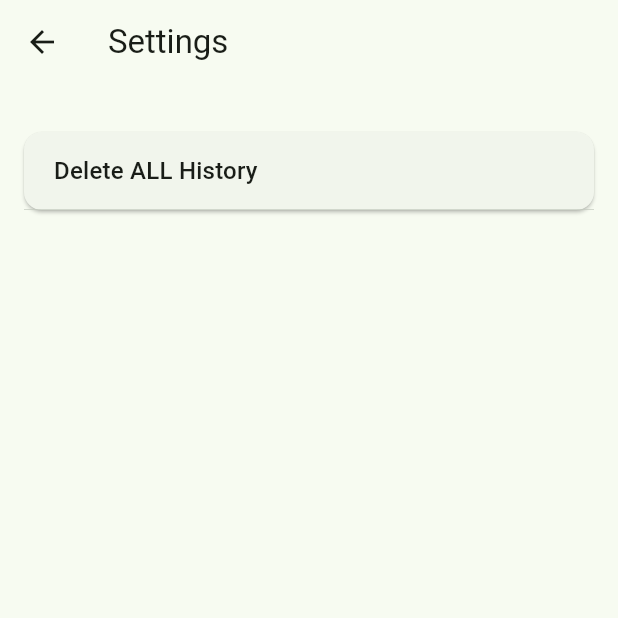
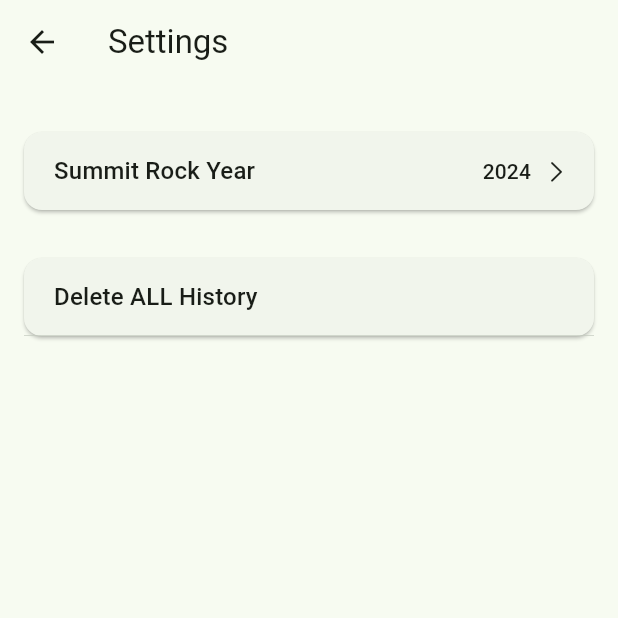
Before and after one commit to clawworks/summit_rock, a Flutter app: the screen it shows once a user with an empty profile is signed in, after a tap on the "settings" icon, on a phone screen of 412 x 824 dp, the top half of it. Run offline on Flutter 3.47's test engine with Material 3 defaults, Android fonts, the phone set to English and light mode, and no system bars; our stand-ins replace cloud_firestore, firebase_auth, firebase_core, flutter_hooks, freezed_annotation, go_router and 2 more; accounts and stored records are empty; generated files the repository leaves out were written again.

Commit message:
Add a year selector to settings

```diff
--- a/lib/src/features/settings/presentation/setting_tile.dart
+++ b/lib/src/features/settings/presentation/setting_tile.dart
@@ -9,6 +9,7 @@ class SettingTile extends StatelessWidget {
     this.value,
     this.onTap,
     this.onLongPress,
+    this.selected,
     this.topDivider = false,
     this.bottomDivider = true,
     this.roundTop = false,
@@ -16,10 +17,13 @@ class SettingTile extends StatelessWidget {
     this.showArrow = false,
     this.hideSplash = false,
     Key? key,
-  }) : super(key: key);
+  })  : assert(value == null || selected == null),
+        // assert((showArrow == false && selected != null) || (showArrow == true && selected == null)),
+        super(key: key);
 
   final String title;
   final String? value;
+  final bool? selected;
   final bool topDivider;
   final bool bottomDivider;
   final bool roundTop;
@@ -82,6 +86,16 @@ class SettingTile extends StatelessWidget {
                                   ),
                             ),
                           ),
+                        if (selected == true)
+                          Padding(
+                            padding: const EdgeInsets.only(left: 8.0),
+                            child: Icon(
+                              CupertinoIcons.check_mark,
+                              size: 18.0,
+                              color: Theme.of(context).colorScheme.onSurface,
+                              // color: Theme.of(context).colorScheme.secondary,
+                            ),
+                          ),
                         if (showArrow)
                           Padding(
                             padding: const EdgeInsets.only(left: 8.0),
--- a/lib/src/features/settings/presentation/settings_page.dart
+++ b/lib/src/features/settings/presentation/settings_page.dart
@@ -6,6 +6,37 @@ import 'package:summit_rock/src/features/settings/presentation/settings_card.dar
 import 'package:summit_rock/src/features/settings/presentation/settings_controller.dart';
 import 'package:summit_rock/src/routing/app_router.dart';
 import 'package:summit_rock/src/utilities/show_custom_dialog.dart';
+
+enum SummitRockYear {
+  twentyFour,
+  twentyFive;
+
+  @override
+  String toString() {
+    switch (this) {
+      case twentyFour:
+        return '2024';
+      case twentyFive:
+        return '2025';
+    }
+  }
+}
+
+final pYearSelection =
+    NotifierProvider.autoDispose<YearSelection, SummitRockYear>(() {
+  return YearSelection();
+});
+
+class YearSelection extends AutoDisposeNotifier<SummitRockYear> {
+  @override
+  SummitRockYear build() {
+    return SummitRockYear.twentyFour;
+  }
+
+  void set(SummitRockYear year) {
+    state = year;
+  }
+}
 
 class SettingsPage extends StatelessWidget {
   const SettingsPage({super.key});
@@ -21,11 +52,33 @@ class SettingsPage extends StatelessWidget {
           padding: EdgeInsets.all(16.0),
           child: Column(
             children: [
+              _YearSelection(),
               _DeleteAll(),
             ],
           ),
         ),
       ),
+    );
+  }
+}
+
+class _YearSelection extends ConsumerWidget {
+  const _YearSelection({super.key});
+
+  @override
+  Widget build(BuildContext context, WidgetRef ref) {
+    return SettingsCard(
+      children: [
+        SettingTile(
+          title: 'Summit Rock Year',
+          value: ref.watch(pYearSelection).toString(),
+          showArrow: true,
+          bottomDivider: false,
+          onTap: () {
+            context.goNamed(AppRoute.yearSelection);
+          },
+        ),
+      ],
     );
   }
 }
--- a/lib/src/features/word_decoder/presentation/word_decoder_page.dart
+++ b/lib/src/features/word_decoder/presentation/word_decoder_page.dart
@@ -2,6 +2,7 @@ import 'package:flutter/material.dart';
 import 'package:go_router/go_router.dart';
 import 'package:hooks_riverpod/hooks_riverpod.dart';
 import 'package:summit_rock/src/features/results/application/result_service.dart';
+import 'package:summit_rock/src/features/settings/presentation/settings_page.dart';
 import 'package:summit_rock/src/features/word_decoder/presentation/number_selector.dart';
 import 'package:summit_rock/src/features/word_decoder/presentation/word_decoder_controller.dart';
 import 'package:summit_rock/src/routing/app_router.dart';
@@ -25,7 +26,7 @@ class WordDecoderPage extends HookConsumerWidget {
     return Scaffold(
       // backgroundColor: Theme.of(context).colorScheme.primary,
       appBar: AppBar(
-        title: const Text('Summit Rock 2024'),
+        title: Text('Summit Rock ${ref.watch(pYearSelection).toString()}'),
         // foregroundColor: Theme.of(context).colorScheme.primary,
         // foregroundColor: Theme.of(context).colorScheme.onPrimary,
         // backgroundColor: Theme.of(context).colorScheme.primary,
--- a/lib/src/routing/app_router.dart
+++ b/lib/src/routing/app_router.dart
@@ -6,6 +6,7 @@ import 'package:summit_rock/src/features/authentication/data/auth_repository.dar
 import 'package:summit_rock/src/features/authentication/presentation/sign_in_page.dart';
 import 'package:summit_rock/src/features/search/presentation/result_search_page.dart';
 import 'package:summit_rock/src/features/settings/presentation/settings_page.dart';
+import 'package:summit_rock/src/features/settings/presentation/year_selection_page.dart';
 import 'package:summit_rock/src/features/word_decoder/domain/result.dart';
 import 'package:summit_rock/src/features/word_decoder/presentation/result_page.dart';
 import 'package:summit_rock/src/features/word_decoder/presentation/word_decoder_page.dart';
@@ -23,6 +24,7 @@ class AppRoute {
   static const home = 'home';
   static const signIn = 'signIn';
   static const settings = 'settings';
+  static const yearSelection = 'yearSelection';
   static const result = 'result';
   static const resultSearch = 'resultSearch';
   static const oops = 'oops';
@@ -90,7 +92,14 @@ final goRouterProvider = Provider((ref) {
             builder: (context, state) {
               return const SettingsPage();
             },
-            routes: [],
+            routes: [
+              GoRoute(
+                  path: 'yearSelection',
+                  name: AppRoute.yearSelection,
+                  builder: (context, state) {
+                    return const YearSelectionPage();
+                  }),
+            ],
           ),
           GoRoute(
             path: 'result/:resultId',
```
Also changed, not shown: lib/src/features/settings/presentation/year_selection_page.dart (added, +56 -0 lines).
